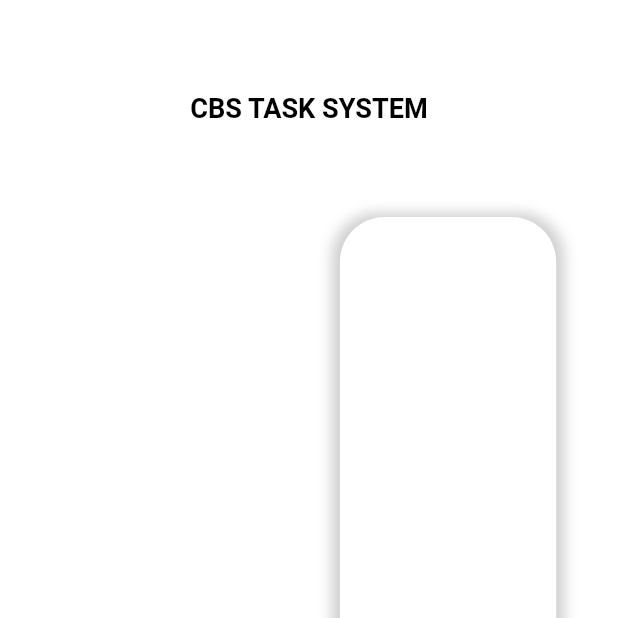
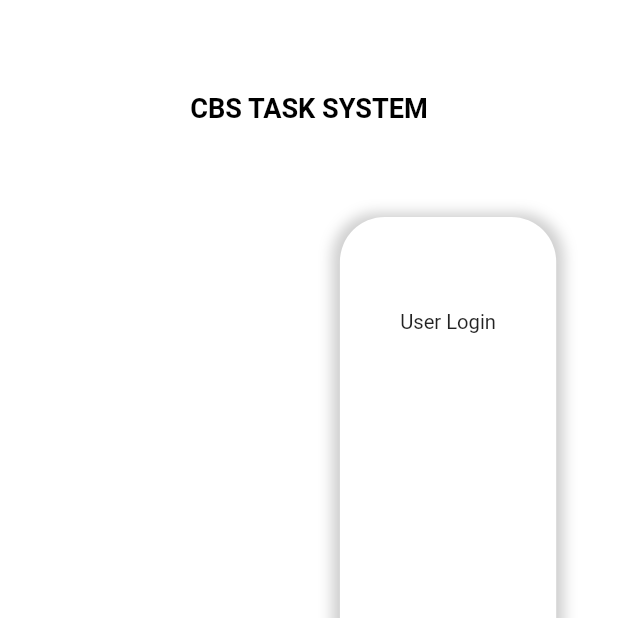
Before and after one commit to CBS-Developments/CBS-Task-System, a Flutter app: the LoginPage screen opened directly, on a phone screen of 412 x 824 dp, the top half of it. Run offline on Flutter 3.47's test engine with Material 2 defaults, Android fonts, the phone set to English and light mode, and no system bars; missing offline and left inert: dart:js.

Commit message:
Login Text Feild

```diff
--- a/task_system/lib/main.dart
+++ b/task_system/lib/main.dart
@@ -16,7 +16,7 @@ class MyApp extends StatelessWidget {
       debugShowCheckedModeBanner: false,
 
 
-      home: MainTask(),
+      home: LoginPage(),
 
     );
   }
--- a/task_system/lib/pages/login_page.dart
+++ b/task_system/lib/pages/login_page.dart
@@ -34,11 +34,20 @@ class LoginPage extends StatelessWidget {
                   color: Colors.white,
                   child: Image.asset('images/log.png'),
                 ),
-
                 LoginBox(
                   child: Column(
-                ),
-
+                    crossAxisAlignment: CrossAxisAlignment.center,
+                    children: [
+                      SizedBox(
+                        height: getXLBoxHeight(context),
+                        width: ContWidth(context),
+                      ),
+                      Text(
+                        'User Login',
+                        style: TextStyle(fontSize: getFontXL(context)),
+                      )
+                    ],
+                  ),
                 )
               ],
             )
```
Also changed, not shown: task_system/lib/components/login_textfeild.dart (added, +37 -0 lines), task_system/lib/sizes/loginPage_Sizes.dart (+30 -0 lines).
